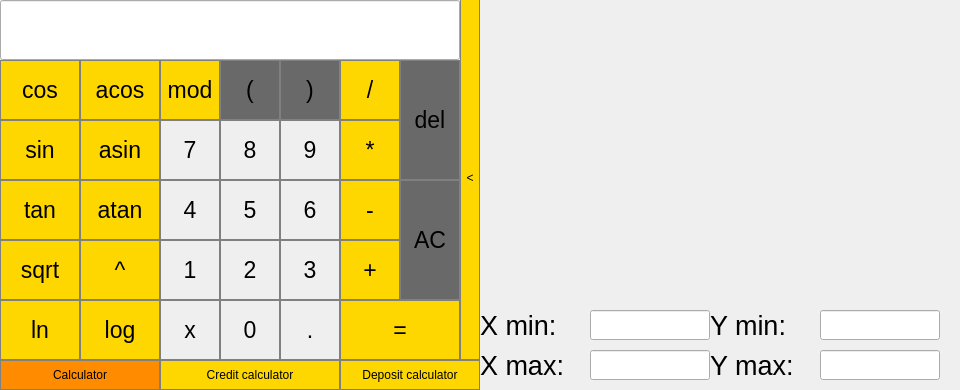
Before: the Qt Designer form src/SmartCalc/mainwindow.ui in burshlatt/SmartCalc_v1.0, drawn with Qt 5.
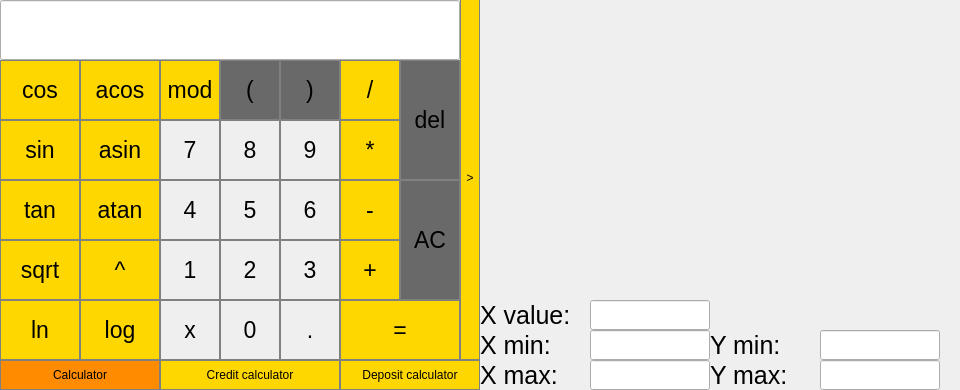
After: the same form once the commit is applied. Custom widgets are drawn as their Qt base class.

Diff of the .ui file:
```diff
--- a/src/SmartCalc/mainwindow.ui
+++ b/src/SmartCalc/mainwindow.ui
@@ -37,6 +37,9 @@
   <property name="windowTitle">
    <string>SmartCalc v.1.0 (by Stephank)</string>
   </property>
+  <property name="styleSheet">
+   <string notr="true"/>
+  </property>
   <widget class="QWidget" name="centralwidget">
    <widget class="QLineEdit" name="inputOutput">
     <property name="geometry">
@@ -1064,7 +1067,7 @@
 }</string>
     </property>
     <property name="text">
-     <string>&lt;</string>
+     <string>&gt;</string>
     </property>
    </widget>
    <widget class="QPushButton" name="simpleCalc">
@@ -1148,7 +1151,7 @@
       <x>480</x>
       <y>0</y>
       <width>480</width>
-      <height>300</height>
+      <height>290</height>
      </rect>
     </property>
    </widget>
@@ -1156,7 +1159,7 @@
     <property name="geometry">
      <rect>
       <x>590</x>
-      <y>310</y>
+      <y>330</y>
       <width>120</width>
       <height>30</height>
      </rect>
@@ -1171,7 +1174,7 @@
     <property name="geometry">
      <rect>
       <x>590</x>
-      <y>350</y>
+      <y>360</y>
       <width>120</width>
       <height>30</height>
      </rect>
@@ -1186,7 +1189,7 @@
     <property name="geometry">
      <rect>
       <x>820</x>
-      <y>310</y>
+      <y>330</y>
       <width>120</width>
       <height>30</height>
      </rect>
@@ -1201,7 +1204,7 @@
     <property name="geometry">
      <rect>
       <x>820</x>
-      <y>350</y>
+      <y>360</y>
       <width>120</width>
       <height>30</height>
      </rect>
@@ -1216,14 +1219,14 @@
     <property name="geometry">
      <rect>
       <x>480</x>
-      <y>310</y>
+      <y>330</y>
       <width>110</width>
       <height>30</height>
      </rect>
     </property>
     <property name="font">
      <font>
-      <pointsize>20</pointsize>
+      <pointsize>19</pointsize>
      </font>
     </property>
     <property name="styleSheet">
@@ -1242,14 +1245,14 @@
     <property name="geometry">
      <rect>
       <x>480</x>
-      <y>350</y>
+      <y>360</y>
       <width>110</width>
       <height>30</height>
      </rect>
     </property>
     <property name="font">
      <font>
-      <pointsize>20</pointsize>
+      <pointsize>19</pointsize>
      </font>
     </property>
     <property name="styleSheet">
@@ -1268,14 +1271,14 @@
     <property name="geometry">
      <rect>
       <x>710</x>
-      <y>310</y>
+      <y>330</y>
       <width>110</width>
       <height>30</height>
      </rect>
     </property>
     <property name="font">
      <font>
-      <pointsize>20</pointsize>
+      <pointsize>19</pointsize>
      </font>
     </property>
     <property name="styleSheet">
@@ -1294,14 +1297,14 @@
     <property name="geometry">
      <rect>
       <x>710</x>
-      <y>350</y>
+      <y>360</y>
       <width>110</width>
       <height>30</height>
      </rect>
     </property>
     <property name="font">
      <font>
-      <pointsize>20</pointsize>
+      <pointsize>19</pointsize>
      </font>
     </property>
     <property name="styleSheet">
@@ -1316,6 +1319,47 @@
      <string>Y max:</string>
     </property>
    </widget>
+   <widget class="QLineEdit" name="xValue">
+    <property name="geometry">
+     <rect>
+      <x>590</x>
+      <y>300</y>
+      <width>120</width>
+      <height>30</height>
+     </rect>
+    </property>
+    <property name="font">
+     <font>
+      <pointsize>17</pointsize>
+     </font>
+    </property>
+   </widget>
+   <widget class="QLabel" name="label_5">
+    <property name="geometry">
+     <rect>
+      <x>480</x>
+      <y>300</y>
+      <width>110</width>
+      <height>30</height>
+     </rect>
+    </property>
+    <property name="font">
+     <font>
+      <pointsize>19</pointsize>
+     </font>
+    </property>
+    <property name="styleSheet">
+     <string notr="true">QLabel{
+	qproperty-alignment: 'AlignVCenter | AlignRight';
+	border-bottom: 1px solid white;
+}
+
+background-color : gray;</string>
+    </property>
+    <property name="text">
+     <string>X value:</string>
+    </property>
+   </widget>
   </widget>
  </widget>
  <customwidgets>
```
